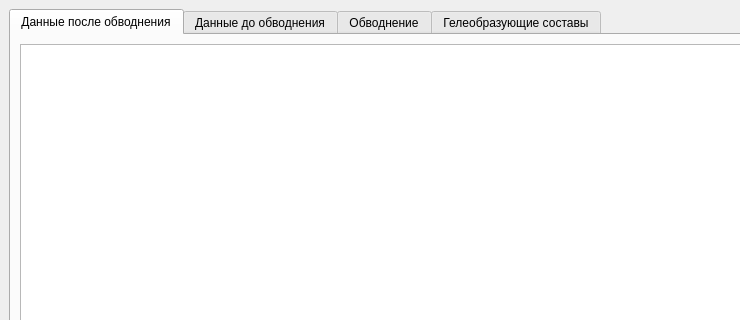
The window that Application/UIWindow.ui (ildarhb/NIPI) describes before a commit, drawn with Qt 5; both pictures show x 0 to 740 and y 0 to 320 of the 903 by 571 pixel window.
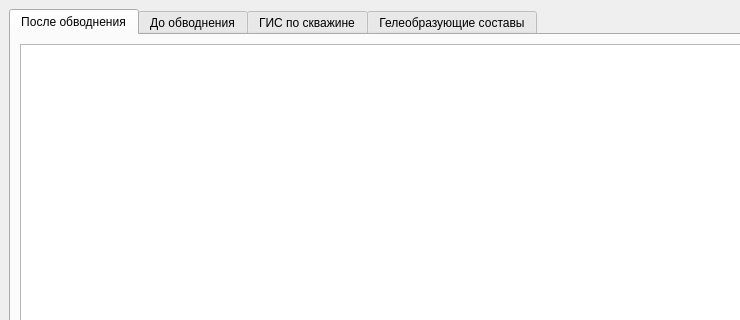
The same window after the commit. The open tabs and pages were chosen to show the change.

Commit message: Коммит перед доработкой выбора трех гелеобразующих составов

The edit to the form file:
```diff
--- a/Application/UIWindow.ui
+++ b/Application/UIWindow.ui
@@ -28,7 +28,7 @@
       </property>
       <widget class="QWidget" name="tabAfterWatering">
        <attribute name="title">
-        <string>Данные после обводнения</string>
+        <string>После обводнения</string>
        </attribute>
        <layout class="QVBoxLayout" name="verticalLayout_4">
         <item>
@@ -38,7 +38,7 @@
       </widget>
       <widget class="QWidget" name="tabBeforeWatering">
        <attribute name="title">
-        <string>Данные до обводнения</string>
+        <string>До обводнения</string>
        </attribute>
        <layout class="QVBoxLayout" name="verticalLayout_5">
         <item>
@@ -48,7 +48,7 @@
       </widget>
       <widget class="QWidget" name="tabWatering">
        <attribute name="title">
-        <string>Обводнение</string>
+        <string>ГИС по скважине</string>
        </attribute>
        <layout class="QVBoxLayout" name="verticalLayout">
         <item>
```
Left out of the diff: 2 changed lines with no effect on the pictures.
